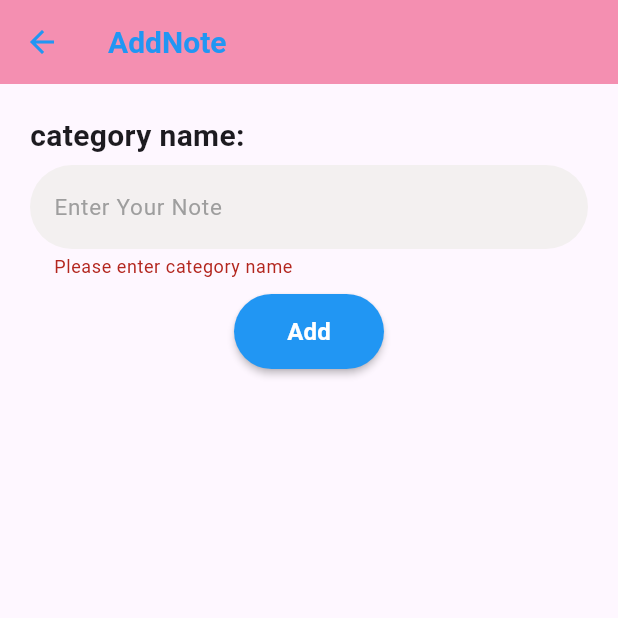
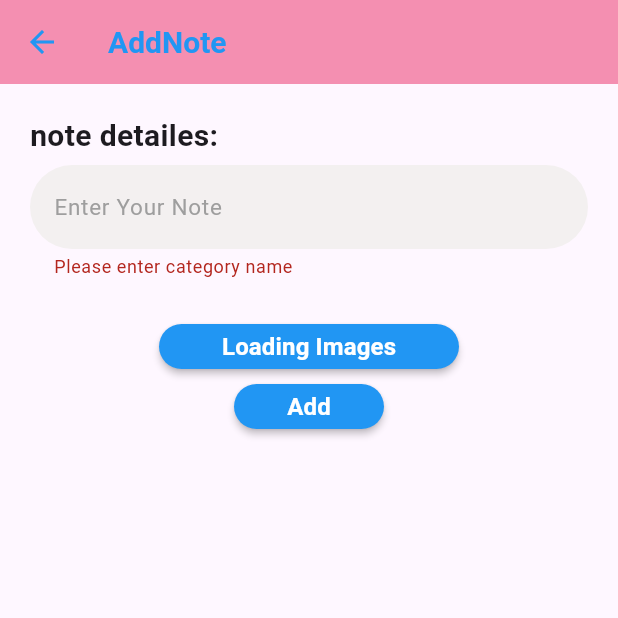
Before and after one commit to NouraSharif/Firebase, a Flutter app: the AddNote screen opened directly with empty values, after a tap on "Add", on a phone screen of 412 x 824 dp, the top half of it. Run offline on Flutter 3.47's test engine with Material 3 defaults, Android fonts, the phone set to English and light mode, and no system bars; our stand-ins replace awesome_dialog, cloud_firestore, firebase_auth, firebase_core, firebase_storage, google_sign_in and 1 more; accounts and stored records are empty.

Commit message:
FirsbaseStorge ==Upload/Image&note/delete

```diff
--- a/lib/StorgeImagepicker.dart
+++ b/lib/StorgeImagepicker.dart
@@ -35,7 +35,10 @@ class _ImagePickerWidgetState extends State<ImagePickerWidget> {
       //اول اشي بنجيب اسم الصورة بعدها المكان اللي رح نخزن فيه الصورة لى الستورج بعدها بنرفع الصورة
       //بعدها بنجيب الرابط الخاص بالصورة لحتى نعرضها باليوزر انترفيس اسفل الكود
       var imagename = basename(imagegallery.path);
-      var refstorge = FirebaseStorage.instance.ref(imagename);
+      //لاضافة الصورة داخل المجلد
+      //ref("اسم المجلد").child(imagename);
+      //او==ref("اسم المجلد/اسم الصورة");
+      var refstorge = FirebaseStorage.instance.ref("images$imagename");
       await refstorge.putFile(file!);
       url = await refstorge.getDownloadURL();
     }
--- a/lib/components/custom_button.dart
+++ b/lib/components/custom_button.dart
@@ -10,8 +10,8 @@ class CustomButtonAuth extends StatelessWidget {
   @override
   Widget build(BuildContext context) {
     return SizedBox(
-      width: double.infinity,
-      height: 50,
+      width: 100,
+      height: 30,
       child: MaterialButton(
         color: Colors.blue,
         shape: RoundedRectangleBorder(borderRadius: BorderRadius.circular(30)),
@@ -30,3 +30,41 @@ class CustomButtonAuth extends StatelessWidget {
 
   jsonDecode(String body) {}
 }
+
+// ignore: must_be_immutable
+class CustomButtonUpload extends StatelessWidget {
+  final String login;
+  void Function()? onPressed;
+  bool isSelected;
+
+  CustomButtonUpload({
+    super.key,
+    required this.login,
+    required this.onPressed,
+    required this.isSelected,
+  });
+
+  @override
+  Widget build(BuildContext context) {
+    return SizedBox(
+      width: 200,
+      height: 30,
+
+      child: MaterialButton(
+        color: isSelected ? Colors.pink[200] : Colors.blue,
+        shape: RoundedRectangleBorder(borderRadius: BorderRadius.circular(30)),
+        onPressed: onPressed,
+        child: Text(
+          login,
+          style: const TextStyle(
+            color: Colors.white,
+            fontWeight: FontWeight.bold,
+            fontSize: 16,
+          ),
+        ),
+      ),
+    );
+  }
+
+  jsonDecode(String body) {}
+}
--- a/lib/note/add.dart
+++ b/lib/note/add.dart
@@ -1,9 +1,13 @@
+import 'dart:io';
 import 'package:app22/components/custom_button.dart';
 import 'package:app22/components/customtextfieldadd.dart';
 import 'package:app22/note/view.dart';
 import 'package:awesome_dialog/awesome_dialog.dart';
 import 'package:cloud_firestore/cloud_firestore.dart';
+import 'package:firebase_storage/firebase_storage.dart';
 import 'package:flutter/material.dart';
+import 'package:image_picker/image_picker.dart';
+import 'package:path/path.dart';
 
 class AddNote extends StatefulWidget {
   final String docid;
@@ -16,6 +20,10 @@ class AddNote extends StatefulWidget {
 class _AddNoteState extends State<AddNote> {
   TextEditingController note = TextEditingController();
   GlobalKey<FormState> formKey = GlobalKey<FormState>();
+
+  //لتحميل الصورة مع الملاحظة
+  File? file;
+  String? url;
 
   bool isLoading = false;
   AddNote() async {
@@ -31,12 +39,15 @@ class _AddNoteState extends State<AddNote> {
         setState(() {});
         await Collectionnote.add({
           "note": note.text,
-
+          //بدنا نضيف عنوان الصورة  اللي بدنا نحملها
+          //في حال كان مش موجود رح نضيف none
+          //من خلال الurl بقدر اعرض الصورة بالنهاية==view.dart
+          "image": url ?? 'none',
           //في درس التفكير المنطقي لابد من اضافة المعرف الخاص باليوزر مع اضافة كل قسم لمعرفة الاقسام الخاصة بكل يوزر
           //لحتى نعرف كل قسم لأي يوزر==where.. في صفحةHomepage
         });
         Navigator.push(
-          context,
+          this.context,
           MaterialPageRoute(
             builder: (context) => NoteView(categoryid: widget.docid),
           ),
@@ -47,7 +58,8 @@ class _AddNoteState extends State<AddNote> {
         isLoading = false;
         setState(() {});
         AwesomeDialog(
-          context: context,
+          // ignore: use_build_context_synchronously
+          context: this.context,
           dialogType: DialogType.error,
           animType: AnimType.topSlide,
           title: 'Error',
@@ -56,6 +68,37 @@ class _AddNoteState extends State<AddNote> {
         ).show();
       }
     }
+  }
+
+  //لتحميل الصورة مع الملاحظة
+
+  getFile() async {
+    final ImagePicker picker = ImagePicker();
+    // Pick an image.
+    final XFile? imagegallery = await picker.pickImage(
+      source: ImageSource.gallery,
+    );
+    // Capture a photo.
+    /*final XFile? imageCamera = await picker.pickImage(
+      source: ImageSource.camera,
+    );*/
+    //حتى لو ما اخترنا الصورة عند الضغط ع الزر
+    //لحتى تكون الامور تمام بنضيف هذا الشرط
+    if (imagegallery != null) {
+      file = File(imagegallery.path);
+
+      //cloud Storge ==خدمة تخزين سحابي==ليس مجانية على الفايربيز
+      //اول اشي بنجيب اسم الصورة بعدها المكان اللي رح نخزن فيه الصورة لى الستورج بعدها بنرفع الصورة
+      //بعدها بنجيب الرابط الخاص بالصورة لحتى نعرضها باليوزر انترفيس اسفل الكود
+      var imagename = basename(imagegallery.path);
+      //لاضافة الصورة داخل المجلد
+      //ref("اسم المجلد").child(imagename);
+      //او==ref("اسم المجلد/اسم الصورة");
+      var refstorge = FirebaseStorage.instance.ref("images$imagename");
+      await refstorge.putFile(file!);
+      url = await refstorge.getDownloadURL();
+    }
+    setState(() {});
   }
 
   @override
@@ -84,7 +127,7 @@ class _AddNoteState extends State<AddNote> {
                       ),
                       width: double.infinity,
                       child: CustomTextFormAdd(
-                        label: "category name:",
+                        label: "note detailes:",
                         hintText: "Enter Your Note",
                         controller: note,
                         validator: (val) {
@@ -95,6 +138,15 @@ class _AddNoteState extends State<AddNote> {
                         },
                       ),
                     ),
+                    SizedBox(height: 20),
+                    CustomButtonUpload(
+                      login: 'Loading Images',
+                      onPressed: () {
+                        getFile();
+                      },
+                      isSelected: url != null ? true : false,
+                    ),
+                    Container(height: 10),
                     Container(
                       width: 100,
                       child: CustomButtonAuth(
```
Also changed, not shown: lib/main.dart (+3 -5 lines), lib/note/view.dart (+25 -1 lines).
